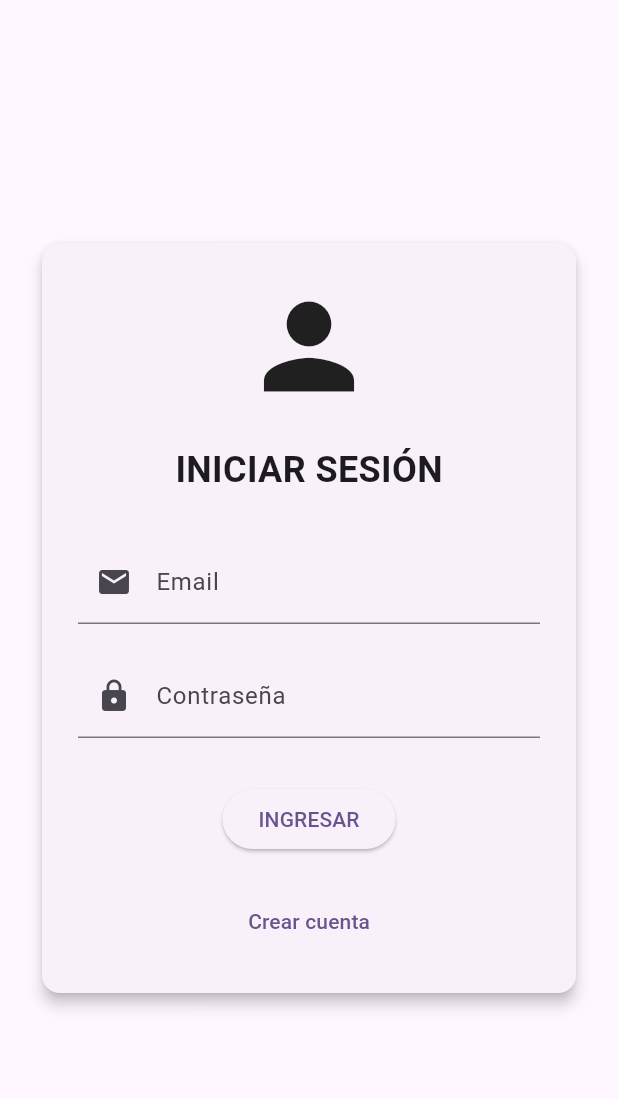
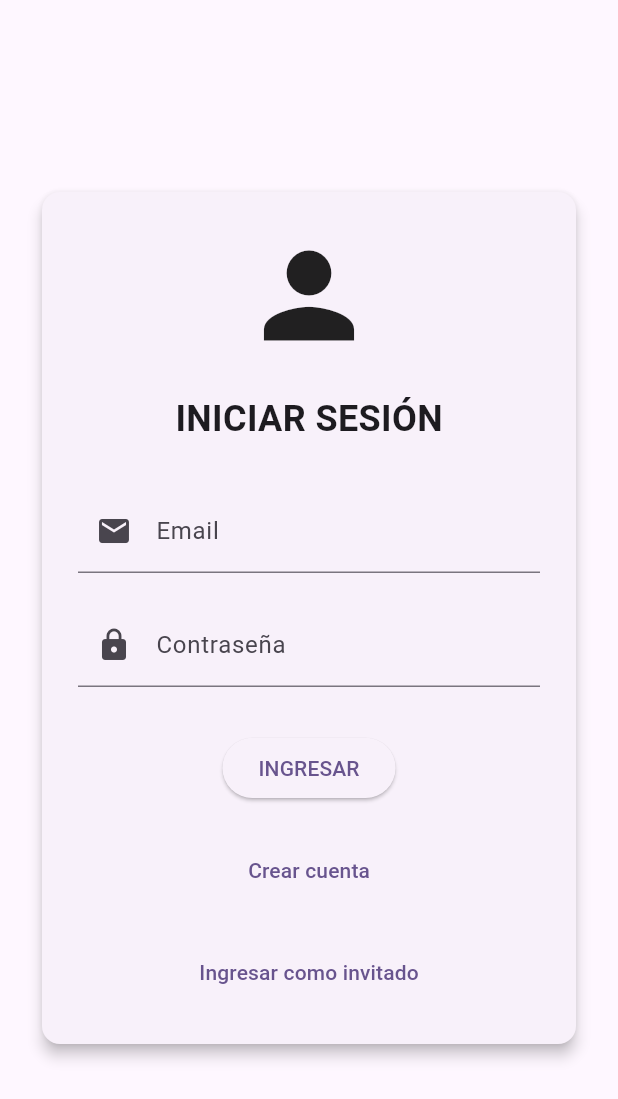
Before and after one commit to LeonArt02/quehagosalta-IDM2026, a Flutter app: the screen it shows after launch, on a phone screen of 412 x 824 dp. Shown: the top 1099 px of the screen. Run offline on Flutter 3.47's test engine with Material 3 defaults, Android fonts, the phone set to English and light mode, and no system bars; our stand-ins replace flutter_map, fluttertoast, geolocator, latlong2; accounts and stored records are empty.

Commit message:
Com016: añadido boton 'Ingresar como invitado' en el Login

```diff
--- a/quehagosalta/lib/features/map/presentation/screens/loginScreen.dart
+++ b/quehagosalta/lib/features/map/presentation/screens/loginScreen.dart
@@ -131,6 +131,16 @@ class _LoginPageState extends State<LoginPage> {
 
                       child: const Text('Crear cuenta'),
                     ),
+
+                    const SizedBox(height: 20),
+
+                    TextButton(
+                      onPressed: () {
+                        Navigator.pushNamed(context, AppRoutes.homeScreen);
+                      },
+
+                      child: const Text('Ingresar como invitado'),
+                    ),
                   ],
                 ),
               ),
```
